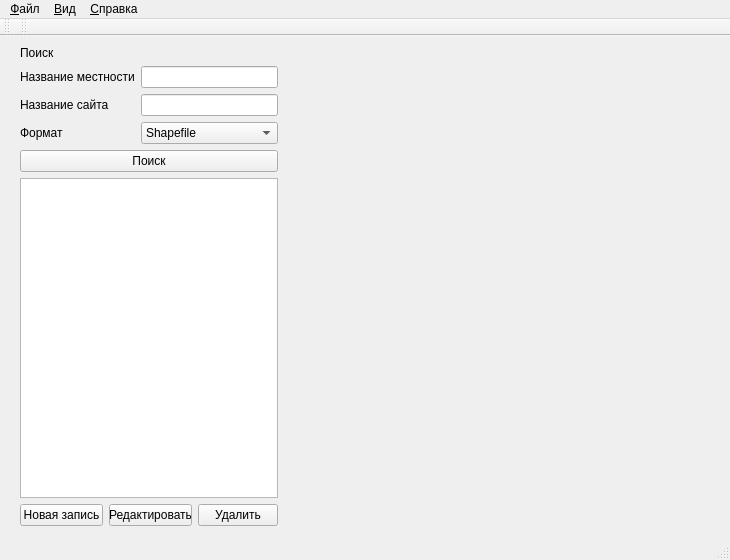
Qt form view/MainWindow.ui (AnyaIliyina/geo) before a commit.
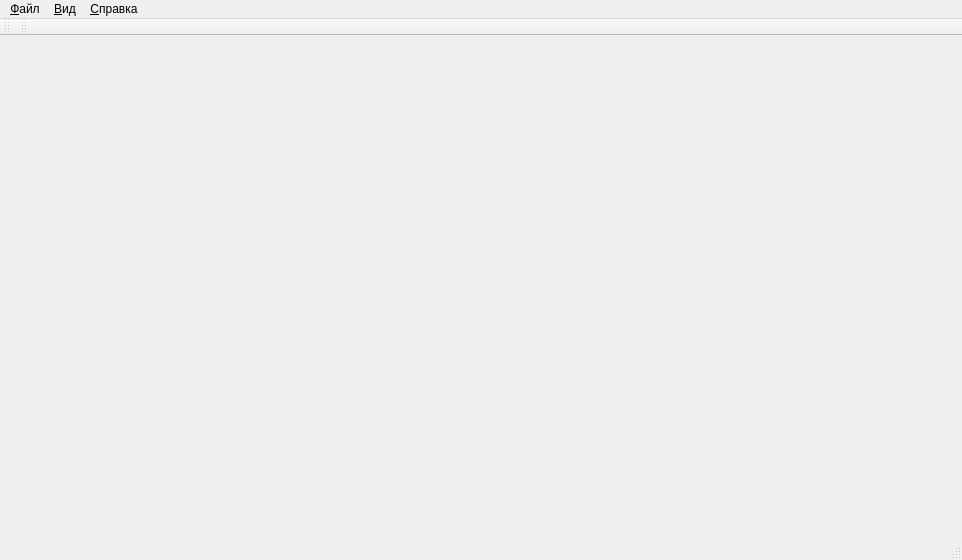
The same form after that commit.

Diff of the .ui file:
```diff
--- a/view/MainWindow.ui
+++ b/view/MainWindow.ui
@@ -6,14 +6,14 @@
    <rect>
     <x>0</x>
     <y>0</y>
-    <width>730</width>
+    <width>962</width>
     <height>560</height>
    </rect>
   </property>
   <property name="minimumSize">
    <size>
-    <width>730</width>
-    <height>550</height>
+    <width>962</width>
+    <height>430</height>
    </size>
   </property>
   <property name="windowTitle">
@@ -29,124 +29,6 @@
       <height>501</height>
      </rect>
     </property>
-    <widget class="QWidget" name="layoutWidget">
-     <property name="geometry">
-      <rect>
-       <x>20</x>
-       <y>0</y>
-       <width>258</width>
-       <height>480</height>
-      </rect>
-     </property>
-     <layout class="QFormLayout" name="formLayout_2">
-      <item row="0" column="0">
-       <widget class="QLabel" name="label_1">
-        <property name="text">
-         <string>Поиск</string>
-        </property>
-       </widget>
-      </item>
-      <item row="1" column="0" colspan="2">
-       <layout class="QFormLayout" name="formLayout">
-        <item row="0" column="1">
-         <widget class="QLineEdit" name="textGeo"/>
-        </item>
-        <item row="1" column="0">
-         <widget class="QLabel" name="label_2">
-          <property name="text">
-           <string>Название сайта</string>
-          </property>
-         </widget>
-        </item>
-        <item row="1" column="1">
-         <widget class="QLineEdit" name="textURL"/>
-        </item>
-        <item row="2" column="0">
-         <widget class="QLabel" name="label_3">
-          <property name="text">
-           <string>Формат</string>
-          </property>
-         </widget>
-        </item>
-        <item row="2" column="1">
-         <widget class="QComboBox" name="comboBox">
-          <item>
-           <property name="text">
-            <string>Shapefile</string>
-           </property>
-          </item>
-          <item>
-           <property name="text">
-            <string>jpg</string>
-           </property>
-          </item>
-         </widget>
-        </item>
-        <item row="0" column="0">
-         <widget class="QLabel" name="label">
-          <property name="text">
-           <string>Название местности</string>
-          </property>
-         </widget>
-        </item>
-       </layout>
-      </item>
-      <item row="2" column="0" colspan="2">
-       <widget class="QPushButton" name="btnSearch">
-        <property name="text">
-         <string>Поиск</string>
-        </property>
-       </widget>
-      </item>
-      <item row="3" column="0" colspan="2">
-       <widget class="QTableWidget" name="tableSite">
-        <property name="minimumSize">
-         <size>
-          <width>150</width>
-          <height>300</height>
-         </size>
-        </property>
-        <property name="editTriggers">
-         <set>QAbstractItemView::NoEditTriggers</set>
-        </property>
-        <property name="selectionMode">
-         <enum>QAbstractItemView::SingleSelection</enum>
-        </property>
-        <property name="selectionBehavior">
-         <enum>QAbstractItemView::SelectRows</enum>
-        </property>
-        <attribute name="verticalHeaderStretchLastSection">
-         <bool>true</bool>
-        </attribute>
-       </widget>
-      </item>
-      <item row="4" column="0" colspan="2">
-       <layout class="QGridLayout" name="gridLayout">
-        <item row="0" column="0">
-         <widget class="QPushButton" name="btnNew">
-          <property name="text">
-           <string>Новая запись</string>
-          </property>
-         </widget>
-        </item>
-        <item row="0" column="1">
-         <widget class="QPushButton" name="btnEdit">
-          <property name="text">
-           <string>Редактировать</string>
-          </property>
-         </widget>
-        </item>
-        <item row="0" column="2">
-         <widget class="QPushButton" name="btnDelete">
-          <property name="text">
-           <string>Удалить</string>
-          </property>
-         </widget>
-        </item>
-       </layout>
-      </item>
-     </layout>
-    </widget>
    </widget>
   </widget>
   <widget class="QMenuBar" name="menubar">
@@ -154,7 +36,7 @@
     <rect>
      <x>0</x>
      <y>0</y>
-     <width>730</width>
+     <width>962</width>
      <height>21</height>
     </rect>
    </property>
```
